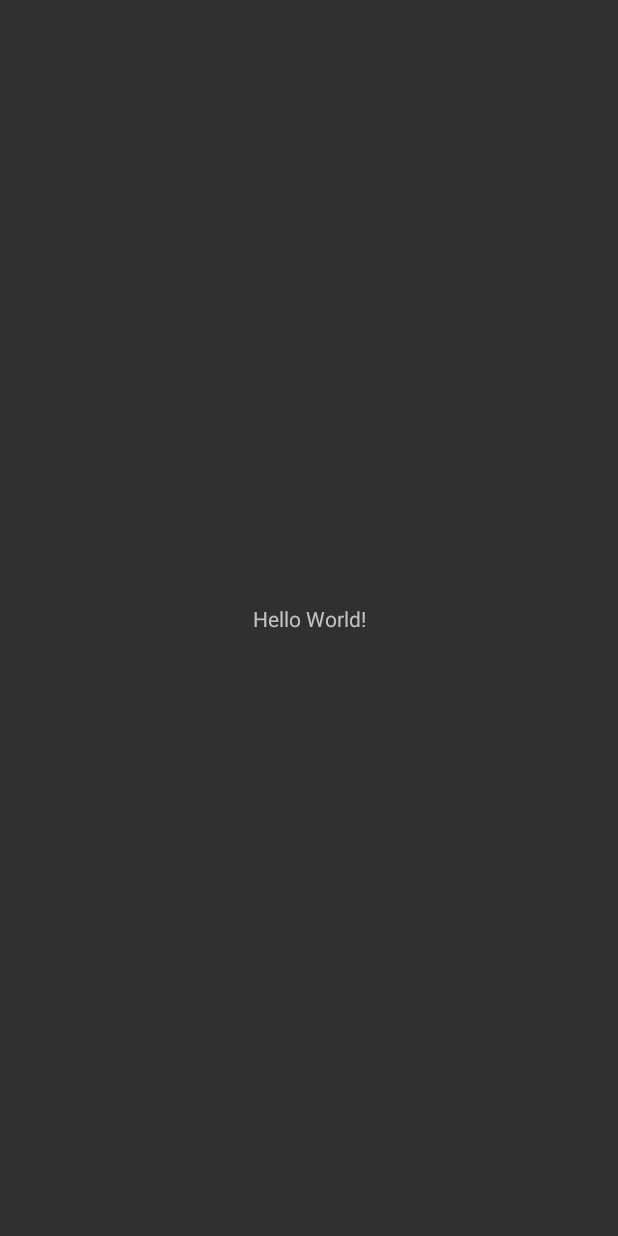
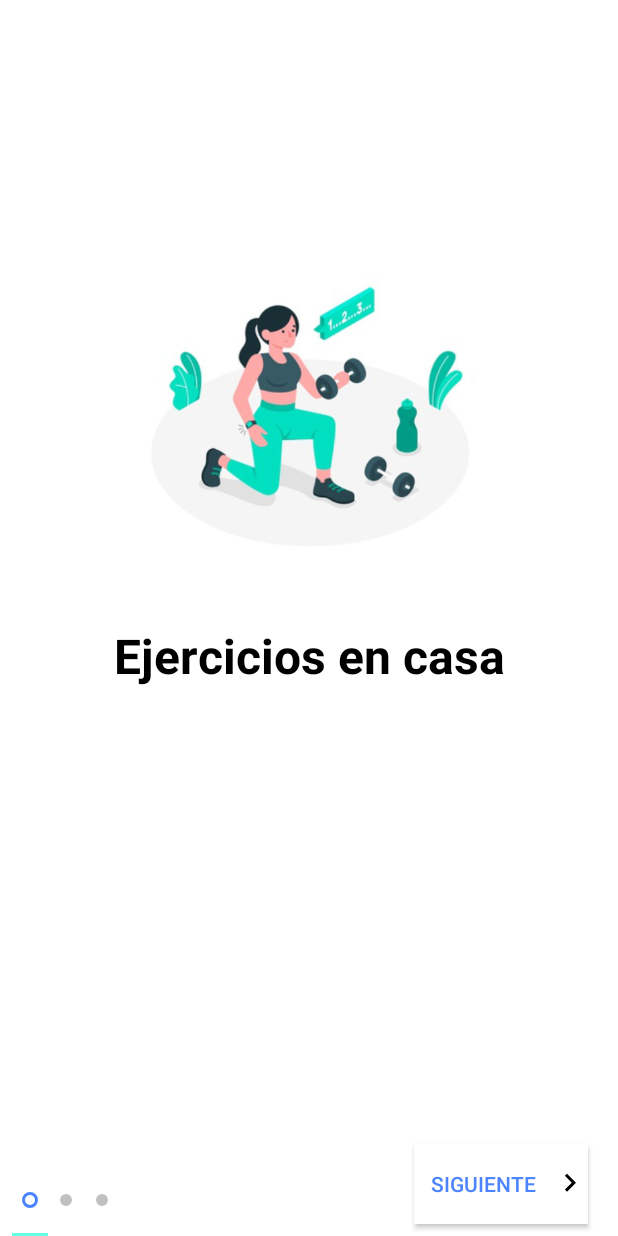
Before and after one commit to Isabella-417/go_exercise, an Android app: the screen it shows after launch (MainActivity before the commit, IntroActivity after it), on a phone screen of 412 x 824 dp. Before the commit the screen is almost empty. Run offline under Robolectric (Android 15) with nearby library versions, the phone set to English and light mode, and no system bars.

Commit message:
Se realiza la creación del instructivo intro

```diff
--- a/app/build.gradle
+++ b/app/build.gradle
@@ -24,8 +24,13 @@ android {
 
 dependencies {
     implementation fileTree(dir: "libs", include: ["*.jar"])
+    //noinspection GradleCompatible
+    implementation 'com.android.support:support-v4:28.0.0'
     implementation 'androidx.appcompat:appcompat:1.2.0'
     implementation 'androidx.constraintlayout:constraintlayout:2.0.1'
+    implementation 'androidx.viewpager2:viewpager2:1.0.0'
+    implementation 'com.google.android.material:material:1.2.1'
+    implementation "androidx.viewpager:viewpager:1.0.0"
     testImplementation 'junit:junit:4.12'
     androidTestImplementation 'androidx.test.ext:junit:1.1.2'
     androidTestImplementation 'androidx.test.espresso:espresso-core:3.3.0'
--- a/app/src/main/AndroidManifest.xml
+++ b/app/src/main/AndroidManifest.xml
@@ -9,14 +9,16 @@
         android:roundIcon="@mipmap/ic_launcher_round"
         android:supportsRtl="true"
         android:theme="@style/AppTheme">
+        <activity android:name=".IntroActivity">
+        </activity>
         <activity android:name=".SplashActivity">
             <intent-filter>
                 <action android:name="android.intent.action.MAIN" />
+
                 <category android:name="android.intent.category.LAUNCHER" />
             </intent-filter>
         </activity>
-        <activity android:name=".MainActivity">
-        </activity>
+        <activity android:name=".MainActivity"></activity>
     </application>
 
 </manifest>
--- /dev/null
+++ b/app/src/main/java/com/example/go_exercise/IntroActivity.java
@@ -0,0 +1,136 @@
+package com.example.go_exercise;
+
+import android.content.Intent;
+import android.content.SharedPreferences;
+import android.os.Bundle;
+import android.view.View;
+import android.view.Window;
+import android.view.WindowManager;
+import android.widget.Button;
+
+import androidx.appcompat.app.AppCompatActivity;
+import androidx.viewpager.widget.ViewPager;
+
+import com.google.android.material.tabs.TabLayout;
+
+import java.util.ArrayList;
+import java.util.List;
+
+
+public class IntroActivity extends AppCompatActivity {
+
+    private ViewPager screenPager;
+    IntroViewPagerAdapter introViewPagerAdapter;
+    TabLayout tabIndicator;
+    Button btnNext;
+    int position = 0;
+    Button btnGetStarted;
+
+    @Override
+    protected void onCreate(Bundle savedInstanceState) {
+        super.onCreate(savedInstanceState);
+
+        //full screen
+        requestWindowFeature(Window.FEATURE_NO_TITLE);
+        getWindow().setFlags(WindowManager.LayoutParams.FLAG_FULLSCREEN,
+                WindowManager.LayoutParams.FLAG_FULLSCREEN);
+
+        //check si se ha abierto la actividad intro anteriormente
+        if (restorePrefData()){
+            Intent mainActivity = new Intent(getApplicationContext(), MainActivity.class);
+            startActivity(mainActivity);
+            finish();
+        }
+
+
+        // esconde action bar
+        //getSupportActionBar().hide();
+
+
+        setContentView(R.layout.activity_intro);
+
+        btnNext = findViewById(R.id.btn_next);
+        btnGetStarted = findViewById(R.id.btn_get_started);
+        tabIndicator = findViewById(R.id.tab_indicator);
+
+        //llenado de la lista
+        final List<ScreenItem> mList = new ArrayList<>();
+        mList.add(new ScreenItem("Ejercicios en casa","", R.drawable.img1));
+        mList.add(new ScreenItem("Rutinas personalizadas","", R.drawable.img2));
+        mList.add(new ScreenItem("Rutinas de todo tipo","", R.drawable.img3));
+
+        screenPager = findViewById(R.id.screen_viewpager);
+        introViewPagerAdapter = new IntroViewPagerAdapter(this, mList);
+        screenPager.setAdapter(introViewPagerAdapter);
+
+        tabIndicator.setupWithViewPager(screenPager);
+
+        //boton siguiente listener
+
+        btnNext.setOnClickListener(new View.OnClickListener(){
+            @Override
+            public void onClick(View view) {
+                position = screenPager.getCurrentItem();
+                if (position < mList.size()){
+                    position++;
+                    screenPager.setCurrentItem(position);
+                }
+                if (position == mList.size() - 1){
+                    // Muestra el botón de nicio
+                    loadLastScreen();
+                }
+
+            }
+        });
+
+        tabIndicator.addOnTabSelectedListener(new TabLayout.OnTabSelectedListener() {
+            @Override
+            public void onTabSelected(TabLayout.Tab tab) {
+                if (tab.getPosition() == mList.size() -1 ){
+                    loadLastScreen();
+                }
+            }
+
+            @Override
+            public void onTabUnselected(TabLayout.Tab tab) {
+
+            }
+
+            @Override
+            public void onTabReselected(TabLayout.Tab tab) {
+
+            }
+        });
+
+        // Empieza ya boton listener
+        btnGetStarted.setOnClickListener(new View.OnClickListener(){
+            @Override
+            public void onClick(View view) {
+                //inicia main activity
+                Intent mainActivity = new Intent(getApplicationContext(),MainActivity.class);
+                startActivity(mainActivity);
+
+                savePrefsData();
+                finish();
+            }
+        });
+    }
+
+    private boolean restorePrefData(){
+        SharedPreferences pref = getApplicationContext().getSharedPreferences("myPrefs", MODE_PRIVATE);
+        return pref.getBoolean("IsIntroOpened", false);
+    }
+
+    private void savePrefsData(){
+        SharedPreferences pref = getApplicationContext().getSharedPreferences("myPrefs", MODE_PRIVATE);
+        SharedPreferences.Editor editor = pref.edit();
+        editor.putBoolean("IsIntroOpened", true);
+        editor.commit();
+    }
+
+    private void loadLastScreen(){
+        btnNext.setVisibility(View.INVISIBLE);
+        btnGetStarted.setVisibility(View.VISIBLE);
+        tabIndicator.setVisibility(View.INVISIBLE);
+    }
+}
--- /dev/null
+++ b/app/src/main/java/com/example/go_exercise/IntroViewPagerAdapter.java
@@ -0,0 +1,60 @@
+package com.example.go_exercise;
+
+import android.content.Context;
+import android.view.LayoutInflater;
+import android.view.View;
+import android.view.ViewGroup;
+import android.widget.ImageView;
+import android.widget.TextView;
+
+import androidx.annotation.NonNull;
+import androidx.viewpager.widget.PagerAdapter;
+
+import java.util.List;
+
+public class IntroViewPagerAdapter extends PagerAdapter {
+
+    Context mContext;
+    List<ScreenItem> mListScreen;
+
+    public IntroViewPagerAdapter(Context mContext, List<ScreenItem> mListScreen) {
+        this.mContext = mContext;
+        this.mListScreen = mListScreen;
+    }
+
+
+    @NonNull
+    @Override
+    public Object instantiateItem(@NonNull ViewGroup container, int position) {
+
+        LayoutInflater inflater = (LayoutInflater) mContext.getSystemService(Context.LAYOUT_INFLATER_SERVICE);
+        View layoutScreen =  inflater.inflate(R.layout.layout_screen,null);
+
+        ImageView imgSlide = layoutScreen.findViewById(R.id.intro_img);
+        TextView title = layoutScreen.findViewById(R.id.intro_title);
+        TextView description = layoutScreen.findViewById(R.id.intro_description);
+
+        title.setText(mListScreen.get(position).getTitle());
+        description.setText(mListScreen.get(position).getDescription());
+        imgSlide.setImageResource(mListScreen.get(position).getScreenimg());
+
+        container.addView(layoutScreen);
+
+        return layoutScreen;
+    }
+
+    @Override
+    public int getCount() {
+        return mListScreen.size();
+    }
+
+    @Override
+    public boolean isViewFromObject(@NonNull View view, @NonNull Object object) {
+        return view == object;
+    }
+
+    @Override
+    public void destroyItem(@NonNull ViewGroup container, int position, @NonNull Object object) {
+        container.removeView((View) object);
+    }
+}
--- /dev/null
+++ b/app/src/main/java/com/example/go_exercise/ScreenItem.java
@@ -0,0 +1,39 @@
+package com.example.go_exercise;
+
+public class ScreenItem {
+    private String title;
+    private String description;
+    private int screenimg;
+
+
+    public ScreenItem(String title, String description, int screenimg){
+        this.setTitle(title);
+        this.setDescription(description);
+        this.setScreenimg(screenimg);
+    }
+
+
+    public String getTitle() {
+        return title;
+    }
+
+    public void setTitle(String title) {
+        this.title = title;
+    }
+
+    public String getDescription() {
+        return description;
+    }
+
+    public void setDescription(String description) {
+        this.description = description;
+    }
+
+    public int getScreenimg() {
+        return screenimg;
+    }
+
+    public void setScreenimg(int screenimg) {
+        this.screenimg = screenimg;
+    }
+}
--- a/app/src/main/java/com/example/go_exercise/SplashActivity.java
+++ b/app/src/main/java/com/example/go_exercise/SplashActivity.java
@@ -15,7 +15,7 @@ public class SplashActivity extends AppCompatActivity {
         new Handler().postDelayed(new Runnable() {
             @Override
             public void run() {
-                Intent intent = new Intent(SplashActivity.this,MainActivity.class);
+                Intent intent = new Intent(SplashActivity.this,IntroActivity.class);
                 startActivity(intent);
                 finish();
             }
--- /dev/null
+++ b/app/src/main/res/drawable-anydpi/ic_keyboard_arrow_right.xml
@@ -0,0 +1,9 @@
+<vector xmlns:android="http://schemas.android.com/apk/res/android"
+        android:width="24dp"
+        android:height="24dp"
+        android:viewportWidth="24.0"
+        android:viewportHeight="24.0">
+    <path
+        android:fillColor="#FF000000"
+        android:pathData="M8.59,16.34l4.58,-4.59 -4.58,-4.59L10,5.75l6,6 -6,6z"/>
+</vector>
--- /dev/null
+++ b/app/src/main/res/drawable/btn_gradient_style.xml
@@ -0,0 +1,7 @@
+<?xml version="1.0" encoding="utf-8"?>
+<shape xmlns:android="http://schemas.android.com/apk/res/android">
+
+    <corners android:radius="6dp"/>
+    <gradient android:startColor="@color/gradient_start_color"
+        android:endColor="@color/gradient_end_color"/>
+</shape>
--- /dev/null
+++ b/app/src/main/res/drawable/indicator_default.xml
@@ -0,0 +1,15 @@
+<?xml version="1.0" encoding="utf-8"?>
+<selector xmlns:android="http://schemas.android.com/apk/res/android">
+
+    <item>
+        <shape android:shape="ring"
+            android:innerRadius="0dp"
+            android:thickness="4dp"
+            android:useLevel="false">
+
+         <solid android:color="@color/tab_indicator_gray"/>
+
+        </shape>
+
+    </item>
+</selector>
--- /dev/null
+++ b/app/src/main/res/drawable/indicator_selected.xml
@@ -0,0 +1,15 @@
+<?xml version="1.0" encoding="utf-8"?>
+<selector xmlns:android="http://schemas.android.com/apk/res/android">
+
+    <item>
+        <shape android:shape="ring"
+            android:innerRadius="3dp"
+            android:thickness="2dp"
+            android:useLevel="false">
+
+            <solid android:color="@color/gradient_start_color"/>
+
+        </shape>
+
+    </item>
+</selector>
--- /dev/null
+++ b/app/src/main/res/drawable/indicator_selector.xml
@@ -0,0 +1,6 @@
+<?xml version="1.0" encoding="utf-8"?>
+<selector xmlns:android="http://schemas.android.com/apk/res/android">
+  <item android:drawable="@drawable/indicator_selected"
+      android:state_selected="true"/>
+    <item android:drawable="@drawable/indicator_default"/>
+</selector>
--- /dev/null
+++ b/app/src/main/res/layout/activity_intro.xml
@@ -0,0 +1,66 @@
+<?xml version="1.0" encoding="utf-8"?>
+<androidx.constraintlayout.widget.ConstraintLayout xmlns:android="http://schemas.android.com/apk/res/android"
+    xmlns:app="http://schemas.android.com/apk/res-auto"
+    xmlns:tools="http://schemas.android.com/tools"
+    android:layout_width="match_parent"
+    android:layout_height="match_parent"
+    tools:context=".IntroActivity"
+    android:background="#ffffff">
+
+    <androidx.viewpager.widget.ViewPager
+        android:id="@+id/screen_viewpager"
+        android:layout_width="0dp"
+        android:layout_height="0dp"
+        android:layout_marginBottom="8dp"
+        app:layout_constraintBottom_toTopOf="@+id/tab_indicator"
+        app:layout_constraintEnd_toEndOf="parent"
+        app:layout_constraintStart_toStartOf="parent"
+        app:layout_constraintTop_toTopOf="parent">
+    </androidx.viewpager.widget.ViewPager>
+
+    <Button
+        android:id="@+id/btn_next"
+        android:layout_width="116dp"
+        android:layout_height="54dp"
+        android:layout_marginEnd="20dp"
+        android:layout_marginBottom="8dp"
+        android:background="#fff"
+        android:drawableRight="@drawable/ic_keyboard_arrow_right"
+        android:text=" Siguiente "
+        android:textColor="@color/gradient_start_color"
+        app:layout_constraintBottom_toBottomOf="parent"
+        app:layout_constraintEnd_toEndOf="parent" />
+
+    <com.google.android.material.tabs.TabLayout
+        app:tabBackground="@drawable/indicator_selector"
+        android:id="@+id/tab_indicator"
+        android:layout_width="wrap_content"
+        android:layout_height="wrap_content"
+        android:layout_marginStart="8dp"
+        android:layout_marginEnd="8dp"
+        app:layout_constraintBottom_toBottomOf="parent"
+        app:layout_constraintEnd_toStartOf="@+id/btn_next"
+        app:layout_constraintHorizontal_bias="0.0"
+        app:layout_constraintStart_toStartOf="parent">
+
+    </com.google.android.material.tabs.TabLayout>
+
+    <Button
+        android:background="@drawable/btn_gradient_style"
+        android:visibility="invisible"
+        android:id="@+id/btn_get_started"
+        android:layout_width="132dp"
+        android:layout_height="wrap_content"
+        android:layout_marginStart="8dp"
+        android:layout_marginLeft="8dp"
+        android:layout_marginEnd="8dp"
+        android:layout_marginRight="8dp"
+        android:layout_marginBottom="64dp"
+        android:text="¡Empieza ya!"
+        android:textColor="#fff"
+        app:layout_constraintBottom_toBottomOf="parent"
+        app:layout_constraintEnd_toEndOf="parent"
+        app:layout_constraintStart_toStartOf="parent" />
+
+
+</androidx.constraintlayout.widget.ConstraintLayout>
--- /dev/null
+++ b/app/src/main/res/layout/layout_screen.xml
@@ -0,0 +1,65 @@
+<?xml version="1.0" encoding="utf-8"?>
+<androidx.constraintlayout.widget.ConstraintLayout xmlns:android="http://schemas.android.com/apk/res/android"
+    xmlns:app="http://schemas.android.com/apk/res-auto"
+    xmlns:tools="http://schemas.android.com/tools"
+    android:layout_width="match_parent"
+    android:layout_height="match_parent"
+    android:background="#ffffff">
+
+    <androidx.constraintlayout.widget.Guideline
+        android:id="@+id/guideline"
+        android:layout_width="wrap_content"
+        android:layout_height="wrap_content"
+        android:orientation="horizontal"
+        app:layout_constraintGuide_percent="0.56882256"  />
+
+    <TextView
+        android:id="@+id/intro_title"
+        android:layout_width="wrap_content"
+        android:layout_height="wrap_content"
+        android:layout_marginStart="16dp"
+        android:layout_marginLeft="16dp"
+        android:layout_marginEnd="16dp"
+        android:layout_marginRight="16dp"
+        android:layout_marginBottom="8dp"
+        android:text="TextView"
+        android:textColor="@color/intro_title_color"
+        android:textSize="32dp"
+        android:textStyle="bold"
+        app:layout_constraintBottom_toTopOf="@+id/guideline"
+        app:layout_constraintEnd_toEndOf="parent"
+        app:layout_constraintStart_toStartOf="parent"
+        app:layout_constraintTop_toTopOf="@+id/guideline"/>
+
+    <TextView
+        android:lineSpacingExtra="16dp"
+        android:id="@+id/intro_description"
+        android:layout_width="0dp"
+        android:layout_height="wrap_content"
+        android:layout_marginStart="32dp"
+        android:layout_marginLeft="32dp"
+        android:layout_marginTop="8dp"
+        android:layout_marginEnd="32dp"
+        android:layout_marginRight="32dp"
+        android:layout_marginBottom="8dp"
+        android:text="TextView"
+        android:textColor="@color/intro_title_color"
+        android:textAlignment="center"
+        app:layout_constraintBottom_toBottomOf="parent"
+        app:layout_constraintEnd_toEndOf="parent"
+        app:layout_constraintStart_toStartOf="parent"
+        app:layout_constraintTop_toBottomOf="@+id/intro_title"
+        app:layout_constraintVertical_bias="0.13" />
+
+    <ImageView
+        android:id="@+id/intro_img"
+        android:layout_width="wrap_content"
+        android:layout_height="222dp"
+        android:layout_marginStart="8dp"
+        android:layout_marginEnd="8dp"
+        android:layout_marginBottom="32dp"
+        app:layout_constraintBottom_toTopOf="@+id/intro_title"
+        app:layout_constraintEnd_toEndOf="parent"
+        app:layout_constraintStart_toStartOf="parent"
+        tools:srcCompat="@tools:sample/backgrounds/scenic" />
+</androidx.constraintlayout.widget.ConstraintLayout>
--- a/app/src/main/res/values/colors.xml
+++ b/app/src/main/res/values/colors.xml
@@ -3,4 +3,14 @@
     <color name="colorPrimary">#00d9b3</color>
     <color name="colorPrimaryDark">#00a683</color>
     <color name="colorAccent">#64ffe5</color>
+
+    <!-- colores de botones -->
+    <color name="gradient_start_color">#4c84ff</color>
+    <color name="gradient_end_color">#18a3fe</color>
+
+    <!-- colores de tab y screen text -->
+    <color name="tab_indicator_gray">#c0c0c0</color>
+    <color name="intro_title_color">#000000</color>
+    <color name="intro_description_color">#656565</color>
+
 </resources>
--- a/build.gradle
+++ b/build.gradle
@@ -6,6 +6,7 @@ buildscript {
     }
     dependencies {
         classpath "com.android.tools.build:gradle:4.0.1"
+
 
         // NOTE: Do not place your application dependencies here; they belong
         // in the individual module build.gradle files
```
Also changed, not shown: app/src/main/res/drawable/img1.png (added), app/src/main/res/drawable/img2.png (added), app/src/main/res/drawable/img3.png (added), 1 other file.
